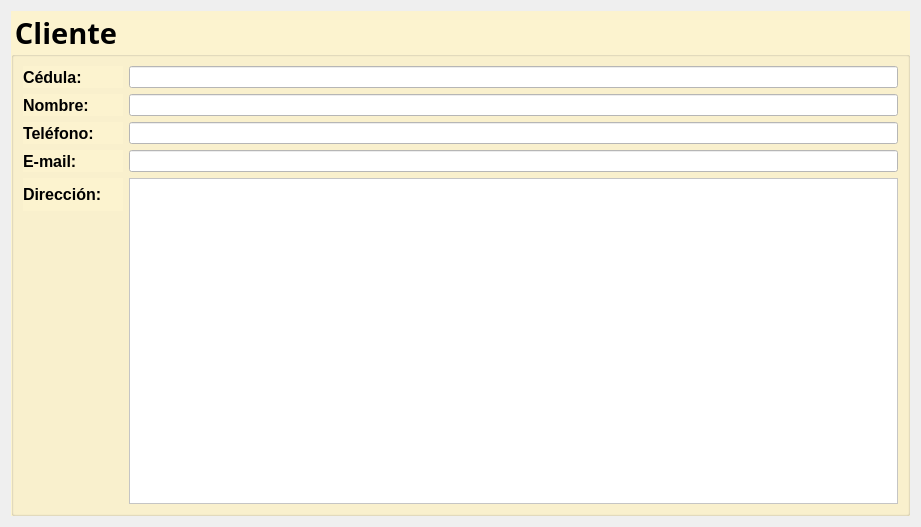
Before: the Qt Designer form facturacion.ui in iWhiteLion/Tienda-QT, drawn with Qt 5.
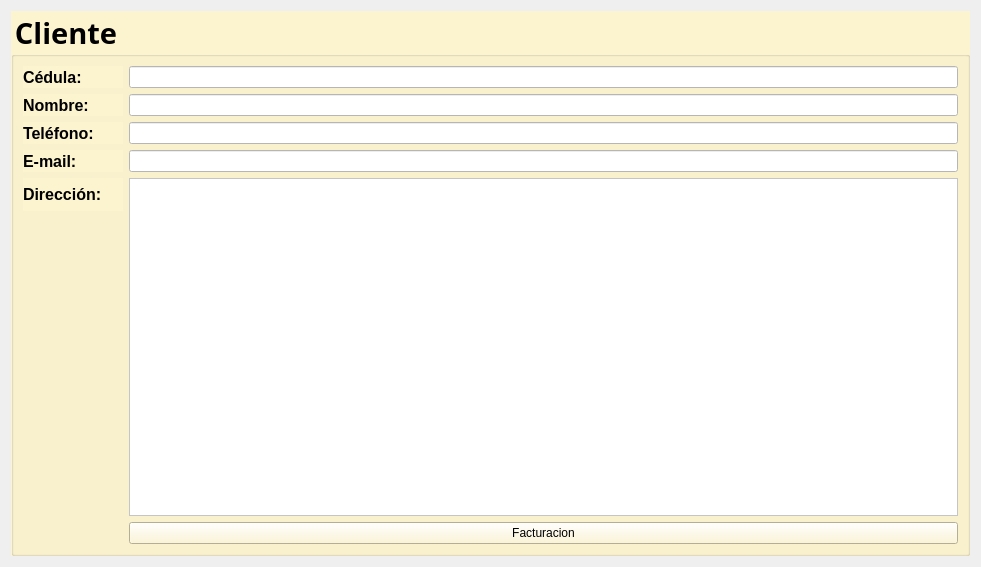
After: the same form once the commit is applied.

```diff
--- a/facturacion.ui
+++ b/facturacion.ui
@@ -6,8 +6,8 @@
    <rect>
     <x>0</x>
     <y>0</y>
-    <width>921</width>
-    <height>527</height>
+    <width>981</width>
+    <height>567</height>
    </rect>
   </property>
   <property name="windowTitle">
@@ -213,6 +213,13 @@
         </property>
        </widget>
       </item>
+      <item row="5" column="1">
+       <widget class="QPushButton" name="cmdFacturar">
+        <property name="text">
+         <string>Facturacion</string>
+        </property>
+       </widget>
+      </item>
      </layout>
     </widget>
    </item>
```
Left out of the diff: 23 changed lines with no effect on the pictures.
